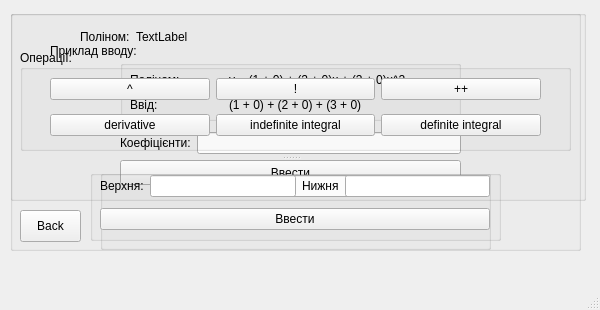
Above: AdditionalLab/window.ui from VadHane/OOP before the change. Below: the same form after it.
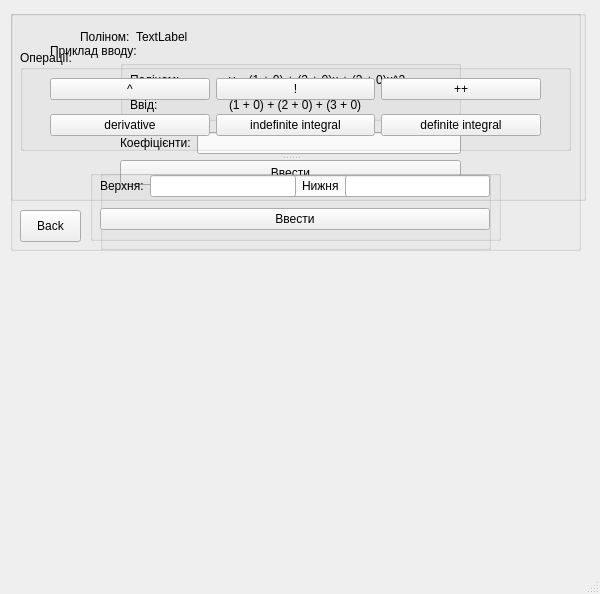
That is the form after the change.

```diff
--- a/AdditionalLab/window.ui
+++ b/AdditionalLab/window.ui
@@ -10,7 +10,7 @@
     <x>0</x>
     <y>0</y>
     <width>600</width>
-    <height>310</height>
+    <height>594</height>
    </rect>
   </property>
   <property name="sizePolicy">
```
